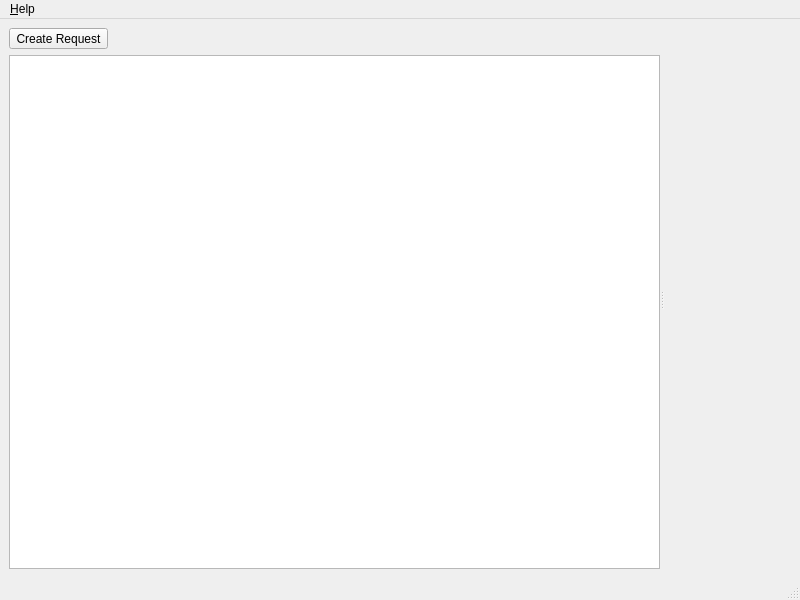
Before: the Qt Designer form src/main_window.ui in jesusha123/comet, drawn with Qt 5.
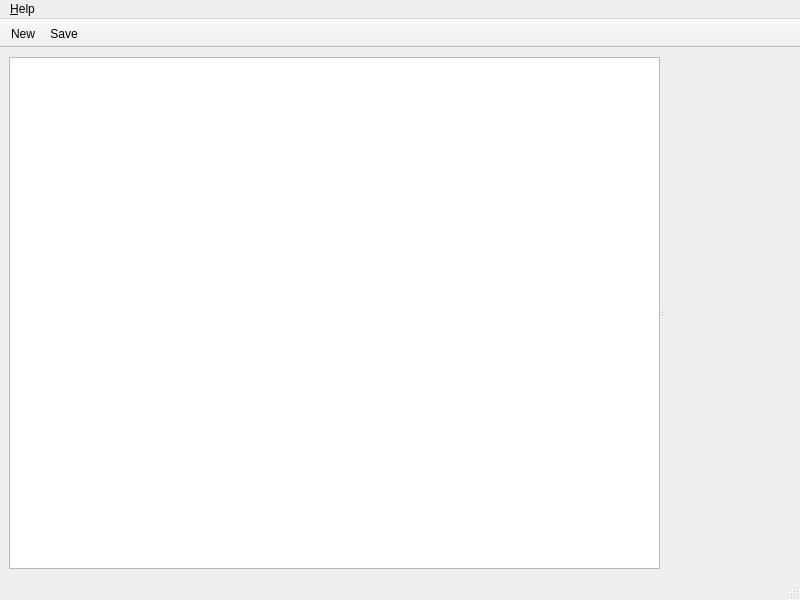
After: the same form once the commit is applied. Icons and pictures are not drawn.

```diff
--- a/src/main_window.ui
+++ b/src/main_window.ui
@@ -25,13 +25,6 @@
       </property>
       <widget class="QWidget" name="verticalLayoutWidget">
        <layout class="QVBoxLayout" name="verticalLayout">
-        <item>
-         <widget class="QToolButton" name="createRequestButton">
-          <property name="text">
-           <string>Create Request</string>
-          </property>
-         </widget>
-        </item>
         <item>
          <widget class="QTreeView" name="collectionView"/>
         </item>
@@ -76,11 +69,57 @@
    </widget>
    <addaction name="menu_Help"/>
   </widget>
+  <widget class="QToolBar" name="toolBar">
+   <property name="windowTitle">
+    <string>toolBar</string>
+   </property>
+   <property name="movable">
+    <bool>false</bool>
+   </property>
+   <attribute name="toolBarArea">
+    <enum>TopToolBarArea</enum>
+   </attribute>
+   <attribute name="toolBarBreak">
+    <bool>false</bool>
+   </attribute>
+   <addaction name="actionNew"/>
+   <addaction name="actionSave"/>
+  </widget>
   <action name="action_About">
    <property name="text">
     <string>&amp;About</string>
    </property>
   </action>
+  <action name="actionNew">
+   <property name="icon">
+    <iconset resource="icons.qrc">
+     <normaloff>:/icons/new.svg</normaloff>:/icons/new.svg</iconset>
+   </property>
+   <property name="text">
+    <string>New</string>
+   </property>
+   <property name="toolTip">
+    <string>Create New Request</string>
+   </property>
+   <property name="shortcut">
+    <string>Ctrl+N</string>
+   </property>
+  </action>
+  <action name="actionSave">
+   <property name="icon">
+    <iconset resource="icons.qrc">
+     <normaloff>:/icons/save.svg</normaloff>:/icons/save.svg</iconset>
+   </property>
+   <property name="text">
+    <string>Save</string>
+   </property>
+   <property name="toolTip">
+    <string>Save Request</string>
+   </property>
+   <property name="shortcut">
+    <string>Ctrl+S</string>
+   </property>
+  </action>
  </widget>
  <resources/>
  <connections/>
```
Left out of the diff: 6 changed lines with no effect on the pictures.
